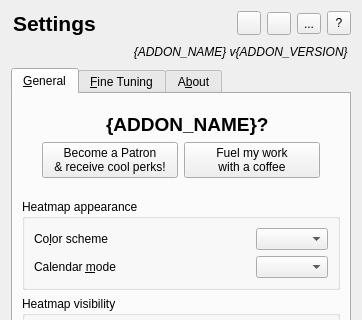
The window that designer/options.ui (glutanimate/review-heatmap) describes before a commit, drawn with Qt 5; both pictures show x 0 to 362 and y 0 to 320 of the 362 by 549 pixel window.
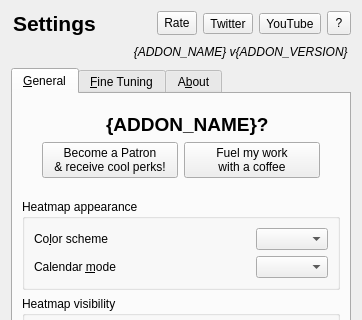
The same window after the commit. Icons and pictures are not drawn. Custom widgets are drawn as their Qt base class.

```diff
--- a/designer/options.ui
+++ b/designer/options.ui
@@ -46,7 +46,7 @@
         <string>&lt;html&gt;Please leave a thumbs-up if you've enjoyed this add-on&lt;/html&gt;</string>
        </property>
        <property name="text">
-        <string/>
+        <string>Rate</string>
        </property>
        <property name="icon">
         <iconset resource="../resources/icons.qrc">
@@ -63,7 +63,7 @@
         <string>&lt;html&gt;Follow me on Twitter for &lt;br&gt;updates on add-on releases and news on Anki in general!&lt;/html&gt;</string>
        </property>
        <property name="text">
-        <string/>
+        <string>Twitter</string>
        </property>
        <property name="icon">
         <iconset resource="../resources/icons.qrc">
@@ -80,7 +80,7 @@
         <string>&lt;html&gt;Check out my YouTube channel for&lt;br&gt;helpful tutorials on this add-on and more&lt;/html&gt;</string>
        </property>
        <property name="text">
-        <string>...</string>
+        <string>YouTube</string>
        </property>
        <property name="icon">
         <iconset resource="../resources/icons.qrc">
```
